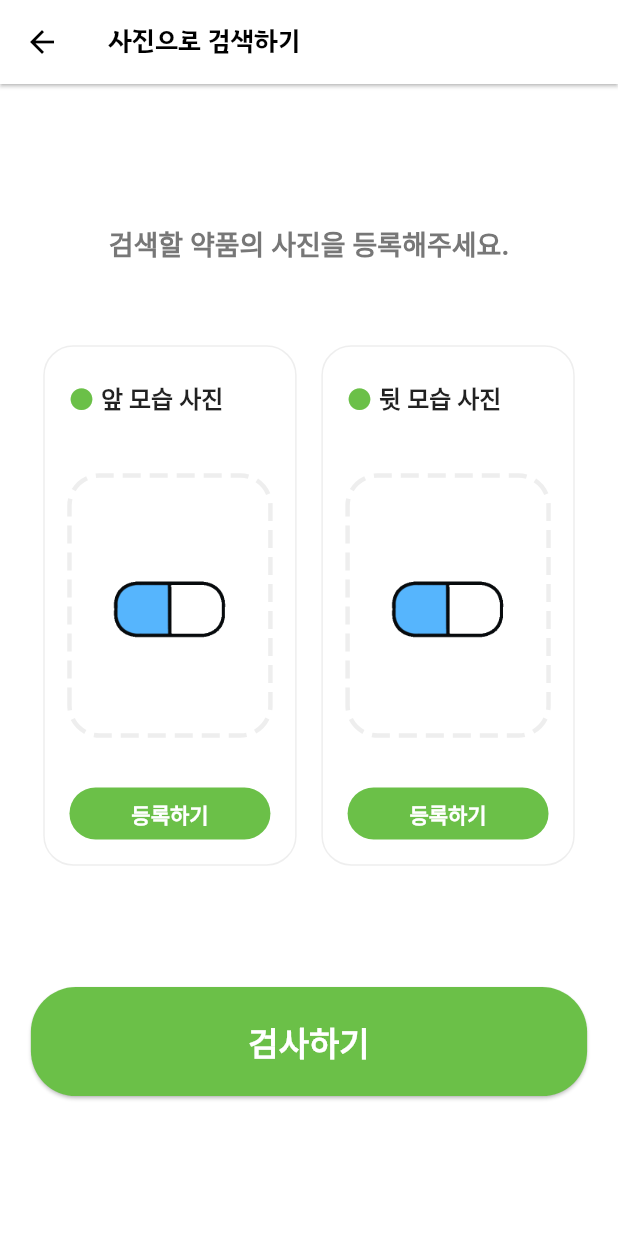
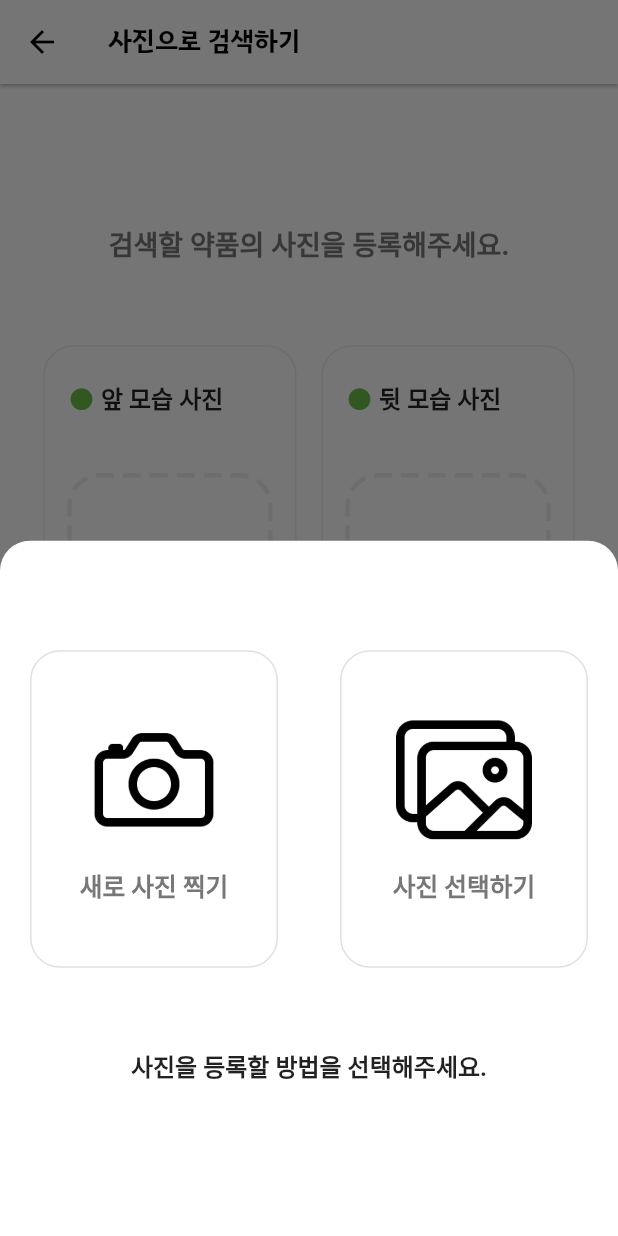
Before and after one commit to Dongguk-Univ-Drugs/pillology, a Flutter app: the PhotoSearch screen opened directly, after a tap on "등록하기", on a phone screen of 412 x 824 dp. Run offline on Flutter 3.47's test engine with Material 2 defaults, Android fonts, the phone set to English and light mode, and no system bars; drawn by our look-alikes of dotted_border; missing offline and left inert: imagebutton.

Commit message:
gif added

```diff
--- a/pill/lib/components/body/home/search/photo_main.dart
+++ b/pill/lib/components/body/home/search/photo_main.dart
@@ -92,17 +92,20 @@ class _PhotoSearchState extends State<PhotoSearch> {
                                   Expanded(
                                     flex: 1,
                                     child: TextButton(
-                                      onPressed: () => print("등록하기 눌ㄹ미!"),
+                                      onPressed: () =>
+                                          photoOptionModal(context),
                                       child: makeSemiTitle(
                                           title: "등록하기",
                                           size: 14.0,
-                                          color: Colors.white),
+                                          color: Colors.black87),
                                       style: TextButton.styleFrom(
                                         shape: RoundedRectangleBorder(
                                             borderRadius:
                                                 BorderRadius.circular(30),
-                                        ),
-                                        backgroundColor: colorThemeGreen,
+                                            side: BorderSide(
+                                                color: colorThemeGreen,
+                                                width: 2.0)),
+                                        // backgroundColor: colorThemeGreen,
                                       ),
                                     ),
                                   )
@@ -158,13 +161,14 @@ class _PhotoSearchState extends State<PhotoSearch> {
                                       child: makeSemiTitle(
                                           title: "등록하기",
                                           size: 14.0,
-                                          color: Colors.white),
+                                          color: Colors.black87),
                                       style: TextButton.styleFrom(
                                         shape: RoundedRectangleBorder(
                                             borderRadius:
                                                 BorderRadius.circular(30),
-                                        ),
-                                        backgroundColor: colorThemeGreen,
+                                            side: BorderSide(
+                                                color: colorThemeGreen,
+                                                width: 2.0)),
                                       ),
                                     ),
                                   )
@@ -219,7 +223,7 @@ Widget buildBottomSheet(BuildContext context) {
               children: [
                 Expanded(
                     flex: 4,
-                    child: ElevatedButton(
+                    child: TextButton(
                       onPressed: () => print("카메라로 찍는거임 !"),
                       style: ElevatedButton.styleFrom(
                         primary: Colors.white,
@@ -230,8 +234,9 @@ Widget buildBottomSheet(BuildContext context) {
                                 MediaQuery.of(context).size.width * 0.08),
                         shape: RoundedRectangleBorder(
                             borderRadius: BorderRadius.circular(20),
+                            side: BorderSide(color: Colors.black12)),
+                        // elevation: 16.0, shadowColor: Colors.black45
                       ),
-                          elevation: 6.0, shadowColor: Colors.black45),
                       child: Column(
                         mainAxisAlignment: MainAxisAlignment.spaceEvenly,
                         children: [
@@ -242,15 +247,19 @@ Widget buildBottomSheet(BuildContext context) {
                                       'assets/icons/camera-outline.png'))),
                           blankBox(flex: 1),
                           Expanded(
-                              flex: 2, child: makeSemiTitle(title: '새로 사진 찍기', size: MediaQuery.of(context).size.width * 0.04))
+                              flex: 2,
+                              child: makeSemiTitle(
+                                  title: '새로 사진 찍기',
+                                  size:
+                                      MediaQuery.of(context).size.width * 0.04))
                         ],
                       ),
                     )),
                 blankBox(flex: 1),
                 Expanded(
                     flex: 4,
-                    child: ElevatedButton(
-                      onPressed: () => print("카메라로 찍는거임 !"),
+                    child: TextButton(
+                      onPressed: () => print("갤러리 선택 !"),
                       style: ElevatedButton.styleFrom(
                           primary: Colors.white,
                           onPrimary: colorThemeGreen,
@@ -260,8 +269,7 @@ Widget buildBottomSheet(BuildContext context) {
                                   MediaQuery.of(context).size.width * 0.08),
                           shape: RoundedRectangleBorder(
                               borderRadius: BorderRadius.circular(20),
-                          ),
-                          elevation: 6.0, shadowColor: Colors.black45),
+                              side: BorderSide(color: Colors.black12))),
                       child: Column(
                         mainAxisAlignment: MainAxisAlignment.spaceEvenly,
                         children: [
@@ -272,7 +280,11 @@ Widget buildBottomSheet(BuildContext context) {
                                       'assets/icons/images-outline.png'))),
                           blankBox(flex: 1),
                           Expanded(
-                              flex: 2, child: makeSemiTitle(title: '사진 선택하기', size: MediaQuery.of(context).size.width * 0.04))
+                              flex: 2,
+                              child: makeSemiTitle(
+                                  title: '사진 선택하기',
+                                  size:
+                                      MediaQuery.of(context).size.width * 0.04))
                         ],
                       ),
                     )),
--- a/pill/lib/components/header/header.dart
+++ b/pill/lib/components/header/header.dart
@@ -1,8 +1,9 @@
 import 'package:flutter/material.dart';
+import 'package:pill/utility/textify.dart';
 
 AppBar customHeader(final headerTitle) {
   return AppBar(
-    title: headerTitle is String ? Text(headerTitle) : headerTitle,
+    title: headerTitle is String ? makeAppTitle(headerTitle) : headerTitle,
     elevation: 1.0,
   );
 }
--- a/pill/pubspec.yaml
+++ b/pill/pubspec.yaml
@@ -50,6 +50,7 @@ flutter:
   assets:
     - assets/
     - assets/icons/
+    - assets/gifs/
 
   # An image asset can refer to one or more resolution-specific "variants", see
   # https://flutter.dev/assets-and-images/#resolution-aware.
```
Also changed, not shown: pill/lib/components/loading.dart (added, +10 -0 lines), pill/assets/gifs/loading.gif (added). Lines whose indentation alone changed are shown as unchanged.
